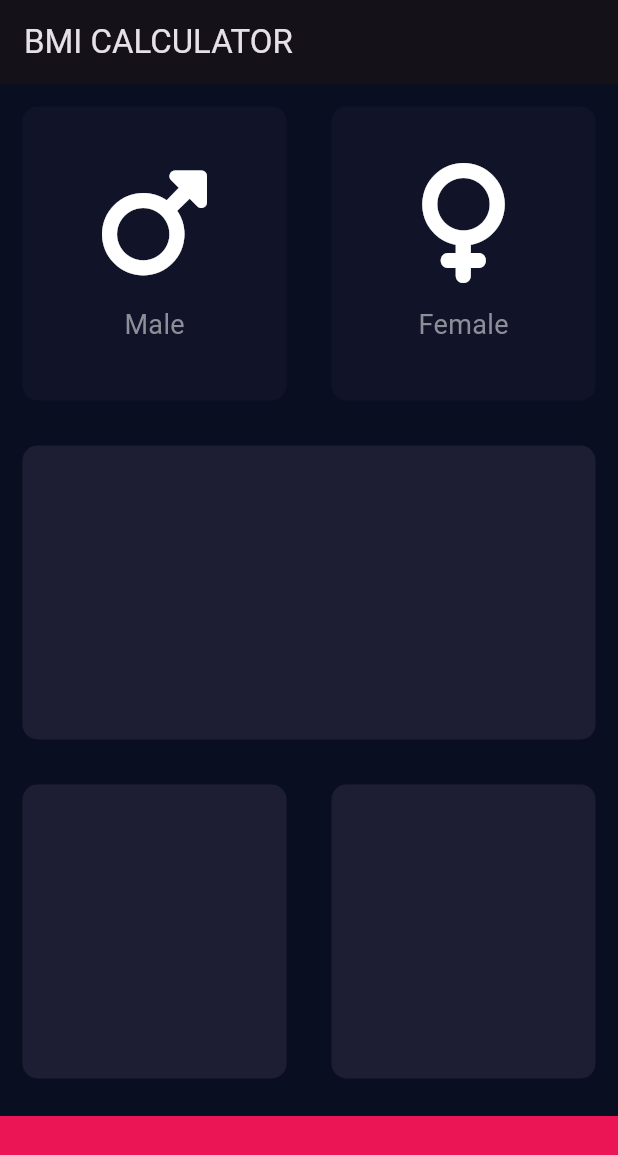
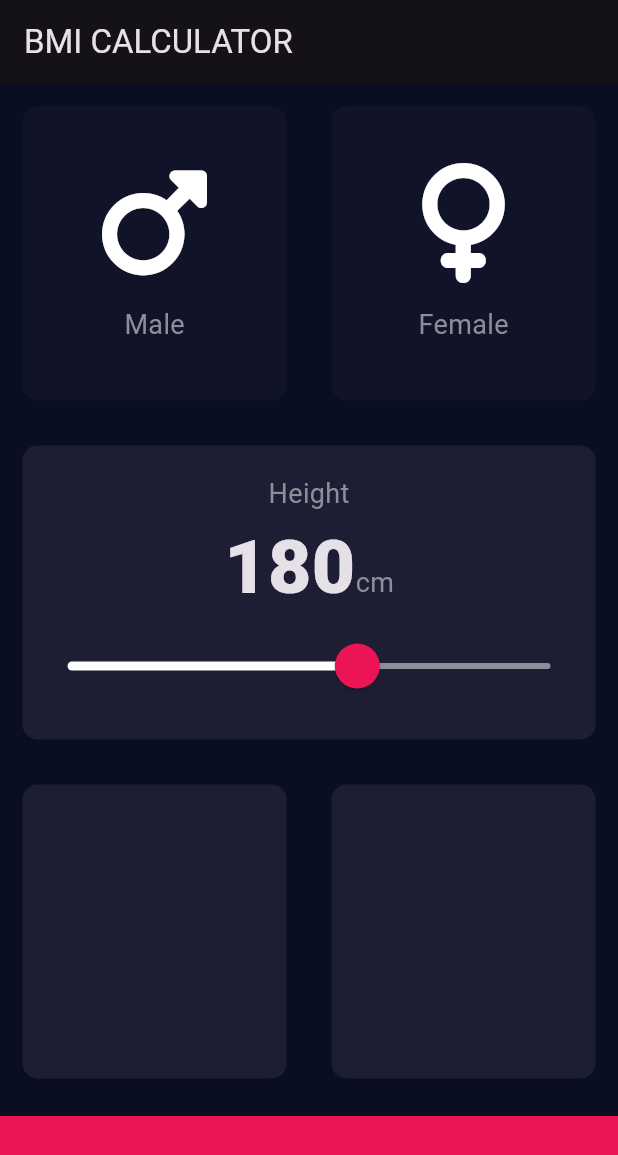
Before and after one commit to raj-chimmalgi/bmi_calculator_flutter, a Flutter app: the screen it shows after launch, on a phone screen of 412 x 824 dp. Shown: the top 1155 px of the screen. Run offline on Flutter 3.47's test engine with Material 3 defaults, Android fonts, the phone set to English and light mode, and no system bars; our stand-ins replace font_awesome_flutter.

Commit message:
-refactor -added height slider

```diff
--- /dev/null
+++ b/lib/constants.dart
@@ -0,0 +1,16 @@
+import 'package:flutter/material.dart';
+
+const kLabelTextStyle = TextStyle(
+  fontSize: 18,
+  color: Color(0xFF8D8E98),
+);
+
+const kNumberTextStyle = TextStyle(
+  fontSize: 50,
+  fontWeight: FontWeight.w900,
+);
+
+const double kBottomContainerHeight = 80;
+const Color kActiveCardColor = Color(0xFF1D1E33);
+const Color kInActiveCardColor = Color(0xFF111328);
+const Color kBottomContainerColor = Color(0xFFEB1555);
--- a/lib/icon_content.dart
+++ b/lib/icon_content.dart
@@ -1,9 +1,6 @@
 import 'package:flutter/material.dart';
 
-const labelTextStyle = TextStyle(
-  fontSize: 18,
-  color: Color(0xFF8D8E98),
-);
+import 'constants.dart';
 
 class IconContent extends StatelessWidget {
   final IconData icon;
@@ -25,7 +22,7 @@
         ),
         Text(
           labelText,
-          style: labelTextStyle,
+          style: kLabelTextStyle,
         )
       ],
     );
--- a/lib/input_page.dart
+++ b/lib/input_page.dart
@@ -1,3 +1,4 @@
+import 'package:bmi_calculator_flutter/constants.dart';
 import 'package:flutter/material.dart';
 import 'package:font_awesome_flutter/font_awesome_flutter.dart';
 
@@ -11,11 +12,6 @@
   _InputPageState createState() => _InputPageState();
 }
 
-const double bottomContainerHeight = 80;
-const Color activeCardColor = Color(0xFF1D1E33);
-const Color inActiveCardColor = Color(0xFF111328);
-const Color bottomContainerColor = Color(0xFFEB1555);
-
 enum GenderType {
   male,
   female,
@@ -23,6 +19,7 @@
 
 class _InputPageState extends State<InputPage> {
   GenderType? selectedGender;
+  int height = 180;
 
   @override
   Widget build(BuildContext context) {
@@ -38,8 +35,8 @@
                 Expanded(
                   child: ReusableCard(
                     color: selectedGender == GenderType.male
-                        ? activeCardColor
-                        : inActiveCardColor,
+                        ? kActiveCardColor
+                        : kInActiveCardColor,
                     cardChild: const IconContent(
                       icon: FontAwesomeIcons.mars,
                       labelText: 'Male',
@@ -54,8 +51,8 @@
                 Expanded(
                   child: ReusableCard(
                     color: selectedGender == GenderType.female
-                        ? activeCardColor
-                        : inActiveCardColor,
+                        ? kActiveCardColor
+                        : kInActiveCardColor,
                     cardChild: const IconContent(
                       icon: FontAwesomeIcons.venus,
                       labelText: 'Female',
@@ -70,9 +67,56 @@
               ],
             ),
           ),
-          const Expanded(
+          Expanded(
             child: ReusableCard(
-              color: activeCardColor,
+              color: kActiveCardColor,
+              cardChild: Column(
+                mainAxisAlignment: MainAxisAlignment.center,
+                children: [
+                  Text(
+                    'Height',
+                    style: kLabelTextStyle,
+                  ),
+                  Row(
+                    mainAxisAlignment: MainAxisAlignment.center,
+                    crossAxisAlignment: CrossAxisAlignment.baseline,
+                    textBaseline: TextBaseline.alphabetic,
+                    children: [
+                      Text(
+                        height.toString(),
+                        style: kNumberTextStyle,
+                      ),
+                      Text(
+                        'cm',
+                        style: kLabelTextStyle,
+                      ),
+                    ],
+                  ),
+                  SliderTheme(
+                    data: SliderTheme.of(context).copyWith(
+                      activeTrackColor: Colors.white,
+                      inactiveTrackColor: const Color(0xFF8D8E98),
+                      thumbColor: const Color(0xFFEB1555),
+                      thumbShape: const RoundSliderThumbShape(
+                        enabledThumbRadius: 15,
+                      ),
+                      overlayShape:
+                          const RoundSliderOverlayShape(overlayRadius: 30),
+                      overlayColor: const Color(0x29EB1555),
+                    ),
+                    child: Slider(
+                      value: height.toDouble(),
+                      min: 120.0,
+                      max: 220.0,
+                      onChanged: (newHeight) {
+                        setState(() {
+                          height = newHeight.round();
+                        });
+                      },
+                    ),
+                  )
+                ],
+              ),
             ),
           ),
           const Expanded(
@@ -80,22 +124,22 @@
               children: [
                 Expanded(
                   child: ReusableCard(
-                    color: activeCardColor,
+                    color: kActiveCardColor,
                   ),
                 ),
                 Expanded(
                   child: ReusableCard(
-                    color: activeCardColor,
+                    color: kActiveCardColor,
                   ),
                 ),
               ],
             ),
           ),
           Container(
-            color: bottomContainerColor,
+            color: kBottomContainerColor,
             margin: const EdgeInsets.only(top: 10),
             width: double.infinity,
-            height: bottomContainerHeight,
+            height: kBottomContainerHeight,
           ),
         ],
       ),
--- a/lib/reusable_card.dart
+++ b/lib/reusable_card.dart
@@ -13,7 +13,7 @@
     return GestureDetector(
       onTap: onPress,
       child: Container(
-        margin: EdgeInsets.all(15),
+        margin: const EdgeInsets.all(15),
         decoration: BoxDecoration(
           borderRadius: BorderRadius.circular(10),
           color: color,
```
